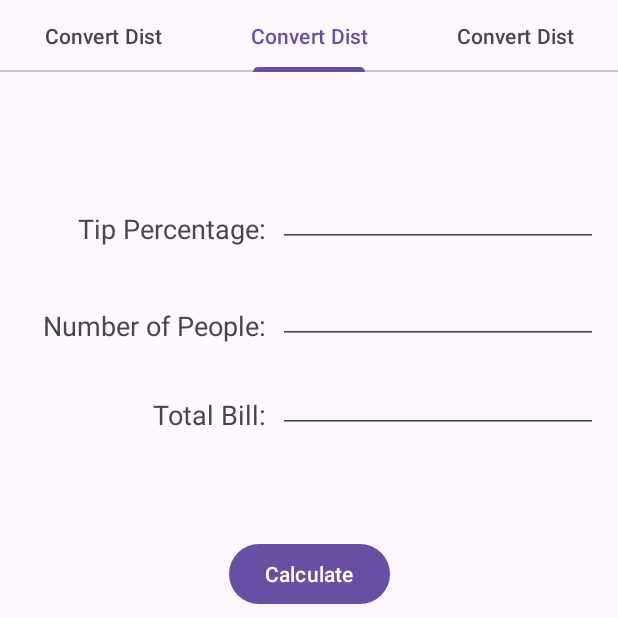
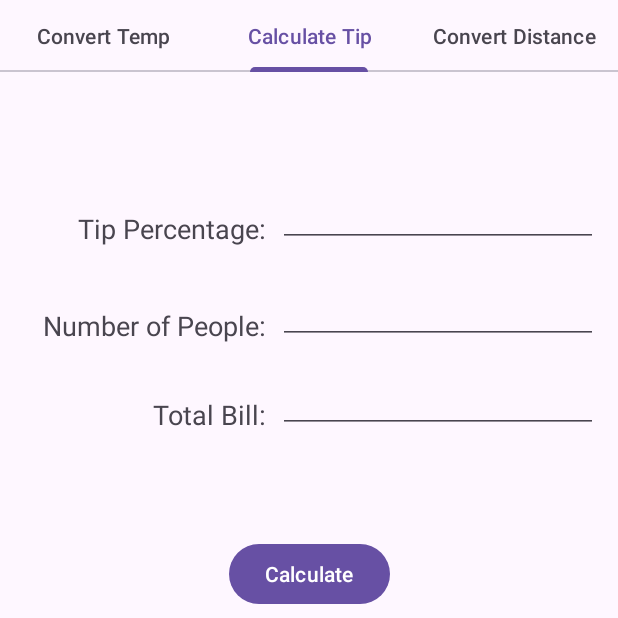
Before and after one commit to Niek-Joel/Android_Studio_Calculator_Remix, an Android app: the screen it shows after launch (MainActivity), tab 2 chosen, on a phone screen of 412 x 824 dp, the top half of it. Run offline under Robolectric (Android 15) with nearby library versions, the phone set to English and light mode, and no system bars.

```diff
--- a/app/src/main/java/com/example/calculatorremix/DistanceConverterFragment.java
+++ b/app/src/main/java/com/example/calculatorremix/DistanceConverterFragment.java
@@ -20,7 +20,7 @@ public class DistanceConverterFragment extends Fragment {
     private String milesText, kilometersText;
     private FragmentDistanceConverterBinding binding;
 
-    public static final String TAB_TITLE = "Convert Dist";
+    public static final String TAB_TITLE = "Convert Distance";
     public static final String ARG_ID = "distID";
 
 
--- a/app/src/main/java/com/example/calculatorremix/TabLayoutAdapter.java
+++ b/app/src/main/java/com/example/calculatorremix/TabLayoutAdapter.java
@@ -25,15 +25,16 @@ public class TabLayoutAdapter extends FragmentStateAdapter {
                 break;
             case 1:
                 fragment = new TipCalculatorFragment();
-                args.putInt(TempConverterFragment.ARG_ID, 0);
+                args.putInt(TipCalculatorFragment.ARG_ID, 1);
                 break;
             case 2:
                 fragment = new DistanceConverterFragment();
-                args.putInt(TempConverterFragment.ARG_ID, 0);
+                args.putInt(DistanceConverterFragment.ARG_ID, 2);
                 break;
             default:
                 throw new IllegalArgumentException("Invalid position. Value must be from 0 to " + (NUM_TABS - 1) + " (counting from 0). Given position = " + position);
         }
+        fragment.setArguments(args);
         return fragment;
     }
 
--- a/app/src/main/java/com/example/calculatorremix/TabLayoutContainer.java
+++ b/app/src/main/java/com/example/calculatorremix/TabLayoutContainer.java
@@ -38,10 +38,13 @@ public class TabLayoutContainer extends Fragment {
             switch (position) {
                 case 0:
                     tab.setText(TempConverterFragment.TAB_TITLE);
+                    break;
                 case 1:
                     tab.setText(TipCalculatorFragment.TAB_TITLE);
+                    break;
                 case 2:
                     tab.setText(DistanceConverterFragment.TAB_TITLE);
+                    break;
             }
         }).attach();
     }
--- a/app/src/main/java/com/example/calculatorremix/TipCalculatorFragment.java
+++ b/app/src/main/java/com/example/calculatorremix/TipCalculatorFragment.java
@@ -17,7 +17,7 @@ import java.util.Locale;
 
 public class TipCalculatorFragment extends Fragment {
 
-    public static final String TAB_TITLE = "Calc Tip";
+    public static final String TAB_TITLE = "Calculate Tip";
     public static final String ARG_ID = "tipID";
     private FragmentTipCalculatorBinding binding;
 
```
